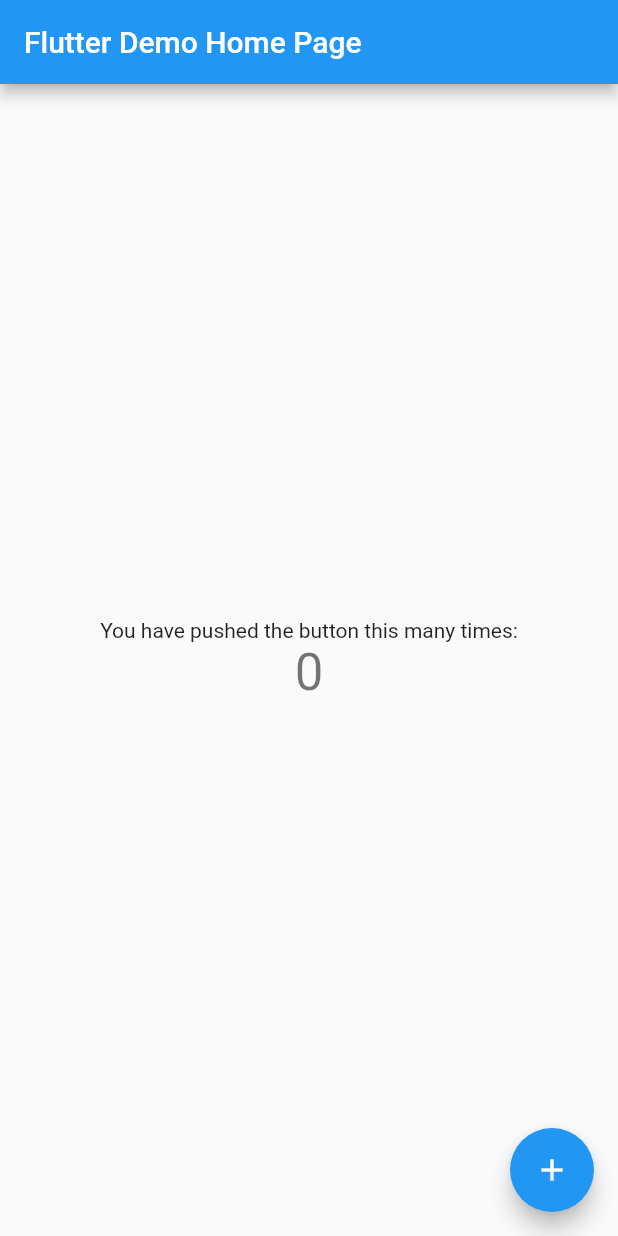
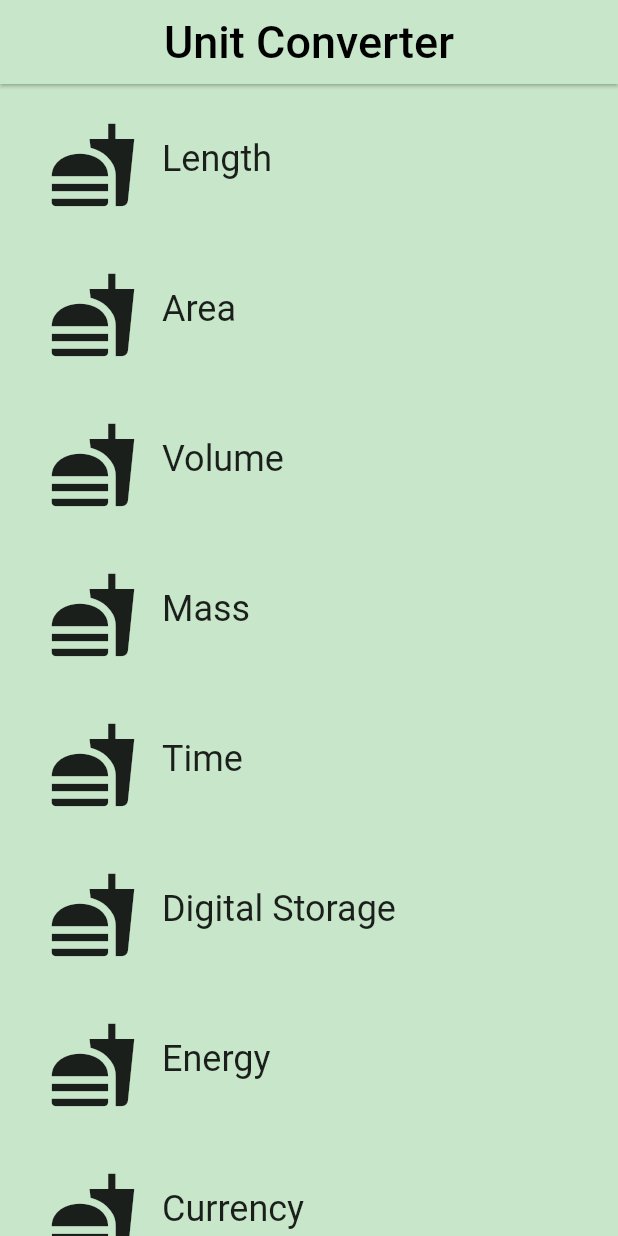
Before and after one commit to waka-ts/sample_udacity_01, a Flutter app: the screen it shows after launch, on a phone screen of 412 x 824 dp. Run offline on Flutter 3.47's test engine with Material 2 defaults, Android fonts, the phone set to English and light mode, and no system bars.

Commit message:
ルートうまくいかない

```diff
--- /dev/null
+++ b/lib/category.dart
@@ -0,0 +1,110 @@
+// To keep your imports tidy, follow the ordering guidelines at
+// https://www.dartlang.org/guides/language/effective-dart/style#ordering
+import 'package:flutter/material.dart';
+// @required is defined in the meta.dart package
+import 'package:meta/meta.dart';
+import 'converter_route.dart';
+import 'unit.dart';
+
+// We use an underscore to indicate that these variables are private.
+// See https://www.dartlang.org/guides/language/effective-dart/design#libraries
+final _rowHeight = 100.0;
+final _borderRadius = BorderRadius.circular(_rowHeight / 2);
+
+/// A custom [Category] widget.
+///
+/// The widget is composed on an [Icon] and [Text]. Tapping on the widget shows
+/// a colored [InkWell] animation.
+class Category extends StatelessWidget {
+  final String name;
+  final ColorSwatch color;
+  final IconData iconLocation;
+  final List<Unit> units;
+
+  /// Creates a [Category].
+  ///
+  /// A [Category] saves the name of the Category (e.g. 'Length'), its color for
+  /// the UI, and the icon that represents it (e.g. a ruler).
+  // While the @required checks for whether a named parameter is passed in,
+  // it doesn't check whether the object passed in is null. We check that
+  // in the assert statement.
+  const Category({
+    Key key,
+    @required this.name,
+    @required this.color,
+    @required this.iconLocation,
+    @required this.units,
+  })  : assert(name != null),
+        assert(color != null),
+        assert(iconLocation != null),
+        assert(units != null),
+        super(key: key);
+
+  /// Navigates to the [ConverterRoute].
+  void _navigateToConverter(BuildContext context) {
+    Navigator.of(context).push(
+      MaterialPageRoute(
+        builder: (BuildContext context) {
+          return ConverterRoute();
+        }
+      ),
+    );
+    }
+
+
+
+  /// Builds a custom widget that shows [Category] information.
+  ///
+  /// This information includes the icon, name, and color for the [Category].
+  @override
+  // This `context` parameter describes the location of this widget in the
+  // widget tree. It can be used for obtaining Theme data from the nearest
+  // Theme ancestor in the tree. Below, we obtain the display1 text theme.
+  // See https://docs.flutter.io/flutter/material/Theme-class.html
+  Widget build(BuildContext context) {
+    return Material(
+      color: Colors.transparent,
+      child: Container(
+        height: _rowHeight,
+        child: InkWell(
+          borderRadius: _borderRadius,
+          highlightColor: color,
+          splashColor: color,
+          // We can use either the () => function() or the () { function(); }
+          // syntax.
+          // TODO: Update this onTap property to call _navigateToConverter()
+          onTap: () {
+            _navigateToConverter(context);
+          },
+
+          child: Padding(
+            padding: EdgeInsets.all(8.0),
+            child: Row(
+              crossAxisAlignment: CrossAxisAlignment.stretch,
+              // There are two ways to denote a list: `[]` and `List()`.
+              // Prefer to use the literal syntax, i.e. `[]`, instead of `List()`.
+              // You can add the type argument if you'd like, i.e. <Widget>[].
+              // See https://www.dartlang.org/guides/language/effective-dart/usage#do-use-collection-literals-when-possible
+              children: [
+                Padding(
+                  padding: EdgeInsets.all(16.0),
+                  child: Icon(
+                    iconLocation,
+                    size: 60.0,
+                  ),
+                ),
+                Center(
+                  child: Text(
+                    name,
+                    textAlign: TextAlign.center,
+                    style: Theme.of(context).textTheme.headline,
+                  ),
+                ),
+              ],
+            ),
+          ),
+        ),
+      ),
+    );
+  }
+}
--- /dev/null
+++ b/lib/category_route.dart
@@ -0,0 +1,109 @@
+// Copyright 2018 The Chromium Authors. All rights reserved.
+// Use of this source code is governed by a BSD-style license that can be
+// found in the LICENSE file.
+
+import 'package:flutter/material.dart';
+import 'category.dart';
+import 'unit.dart';
+
+// TODO: Check if we need to import anything
+
+// TODO: Define any constants
+final _backgroundColor = Colors.green[100];
+/// Category Route (screen).
+///
+/// This is the 'home' screen of the Unit Converter. It shows a header and
+/// a list of [Categories].
+///
+/// While it is named CategoryRoute, a more apt name would be CategoryScreen,
+/// because it is responsible for the UI at the route's destination.
+class CategoryRoute extends StatelessWidget {
+  const CategoryRoute();
+  static const _categoryNames = <String>[
+    'Length',
+    'Area',
+    'Volume',
+    'Mass',
+    'Time',
+    'Digital Storage',
+    'Energy',
+    'Currency',
+  ];
+
+  static const _baseColors = <Color>[
+    Colors.teal,
+    Colors.orange,
+    Colors.pinkAccent,
+    Colors.blueAccent,
+    Colors.yellow,
+    Colors.greenAccent,
+    Colors.purpleAccent,
+    Colors.red,
+  ];
+
+
+  /// Makes the correct number of rows for the list view.
+  ///
+  /// For portrait, we construct a [ListView] from the list of category widgets.
+  Widget _buildCategoryWidgets(List<Widget> categories){
+    return ListView.builder(
+      itemBuilder: (BuildContext context, int index) => categories[index],
+      itemCount: categories.length,
+    );
+  }
+
+  /// Returns a list of mock [Unit]s.
+  List<Unit> _retrieveUnitList(String categoryName) {
+    return List.generate(10, (int i) {
+      i += 1;
+      return Unit(
+        name: '$categoryName Unit $i',
+        conversion: i.toDouble(),
+      );
+    });
+  }
+
+  @override
+  Widget build(BuildContext context) {
+    // TODO: Create a list of the eight Categories, using the names and colors
+    // from above. Use a placeholder icon, such as `Icons.cake` for each
+    // Category. We'll add custom icons later.
+    final categories = <Category>[];
+
+    for (var i = 0; i < _categoryNames.length; i++){
+      categories.add(Category(
+        name: _categoryNames[i],
+        color: _baseColors[i],
+        iconLocation: Icons.fastfood,
+        units: _retrieveUnitList(_categoryNames[i]),
+      ));
+    }
+
+
+    // TODO: Create a list view of the Categories
+    final listView = Container(
+      color: _backgroundColor,
+      padding: EdgeInsets.symmetric(horizontal: 8.0),
+      child: _buildCategoryWidgets(categories),
+    );
+
+    // TODO: Create an App Bar
+    final appBar = AppBar(
+      elevation: 1.0,
+      title: Text(
+        'Unit Converter',
+        style: TextStyle(
+          color: Colors.black,
+          fontSize: 30.0,
+        ),
+      ),
+      centerTitle: true,
+      backgroundColor: _backgroundColor,
+    );
+
+    return Scaffold(
+      appBar: appBar,
+      body: listView,
+    );
+  }
+}
--- /dev/null
+++ b/lib/converter_route.dart
@@ -0,0 +1,53 @@
+import 'package:flutter/material.dart';
+import 'package:meta/meta.dart';
+
+import 'unit.dart';
+
+/// Converter screen where users can input amounts to convert.
+///
+/// Currently, it just displays a list of mock units.
+///
+/// While it is named ConverterRoute, a more apt name would be ConverterScreen,
+/// because it is responsible for the UI at the route's destination.
+class ConverterRoute extends StatelessWidget {
+  /// Units for this [Category].
+  final Color color;
+  final List<Unit> units;
+
+  /// This [ConverterRoute] requires the color and units to not be null.
+  // TODO: Pass in the [Category]'s color
+  const ConverterRoute({
+    @required this.color,
+    @required this.units,
+  })  : assert(color != null),
+        assert(units != null);
+
+  @override
+  Widget build(BuildContext context) {
+    // Here is just a placeholder for a list of mock units
+    final unitWidgets = units.map((Unit unit) {
+      // TODO: Set the color for this Container
+      return Container(
+        color: color,
+        margin: EdgeInsets.all(8.0),
+        padding: EdgeInsets.all(16.0),
+        child: Column(
+          children: <Widget>[
+            Text(
+              unit.name,
+              style: Theme.of(context).textTheme.headline,
+            ),
+            Text(
+              'Conversion: ${unit.conversion}',
+              style: Theme.of(context).textTheme.subhead,
+            ),
+          ],
+        ),
+      );
+    }).toList();
+
+    return ListView(
+      children: unitWidgets,
+    );
+  }
+}
--- a/lib/main.dart
+++ b/lib/main.dart
@@ -1,111 +1,29 @@
+// Copyright 2018 The Chromium Authors. All rights reserved.
+// Use of this source code is governed by a BSD-style license that can be
+// found in the LICENSE file.
+
+// You can read about packages here: https://flutter.io/using-packages/
 import 'package:flutter/material.dart';
+import 'category_route.dart';
+// TODO: Import the CategoryRoute widget
 
-void main() => runApp(MyApp());
+/// The function that is called when main.dart is run.
+void main() {
+  runApp(UnitConverterApp());
+}
 
-class MyApp extends StatelessWidget {
-  // This widget is the root of your application.
+/// This widget is the root of our application.
+///
+/// The first screen we see is a list [Categories].
+class UnitConverterApp extends StatelessWidget {
   @override
   Widget build(BuildContext context) {
     return MaterialApp(
-      title: 'Flutter Demo',
-      theme: ThemeData(
-        // This is the theme of your application.
-        //
-        // Try running your application with "flutter run". You'll see the
-        // application has a blue toolbar. Then, without quitting the app, try
-        // changing the primarySwatch below to Colors.green and then invoke
-        // "hot reload" (press "r" in the console where you ran "flutter run",
-        // or simply save your changes to "hot reload" in a Flutter IDE).
-        // Notice that the counter didn't reset back to zero; the application
-        // is not restarted.
-        primarySwatch: Colors.blue,
-      ),
-      home: MyHomePage(title: 'Flutter Demo Home Page'),
+      debugShowCheckedModeBanner: false,
+      title: 'Unit Converter',
+      // TODO: Instead of pointing to exactly 1 Category widget,
+      // our home should now point to an instance of the CategoryRoute widget.
+      home: CategoryRoute(),
     );
   }
 }
-
-class MyHomePage extends StatefulWidget {
-  MyHomePage({Key key, this.title}) : super(key: key);
-
-  // This widget is the home page of your application. It is stateful, meaning
-  // that it has a State object (defined below) that contains fields that affect
-  // how it looks.
-
-  // This class is the configuration for the state. It holds the values (in this
-  // case the title) provided by the parent (in this case the App widget) and
-  // used by the build method of the State. Fields in a Widget subclass are
-  // always marked "final".
-
-  final String title;
-
-  @override
-  _MyHomePageState createState() => _MyHomePageState();
-}
-
-class _MyHomePageState extends State<MyHomePage> {
-  int _counter = 0;
-
-  void _incrementCounter() {
-    setState(() {
-      // This call to setState tells the Flutter framework that something has
-      // changed in this State, which causes it to rerun the build method below
-      // so that the display can reflect the updated values. If we changed
-      // _counter without calling setState(), then the build method would not be
-      // called again, and so nothing would appear to happen.
-      _counter++;
-    });
-  }
-
-  @override
-  Widget build(BuildContext context) {
-    // This method is rerun every time setState is called, for instance as done
-    // by the _incrementCounter method above.
-    //
-    // The Flutter framework has been optimized to make rerunning build methods
-    // fast, so that you can just rebuild anything that needs updating rather
-    // than having to individually change instances of widgets.
-    return Scaffold(
-      appBar: AppBar(
-        // Here we take the value from the MyHomePage object that was created by
-        // the App.build method, and use it to set our appbar title.
-        title: Text(widget.title),
-      ),
-      body: Center(
-        // Center is a layout widget. It takes a single child and positions it
-        // in the middle of the parent.
-        child: Column(
-          // Column is also a layout widget. It takes a list of children and
-          // arranges them vertically. By default, it sizes itself to fit its
-          // children horizontally, and tries to be as tall as its parent.
-          //
-          // Invoke "debug painting" (press "p" in the console, choose the
-          // "Toggle Debug Paint" action from the Flutter Inspector in Android
-          // Studio, or the "Toggle Debug Paint" command in Visual Studio Code)
-          // to see the wireframe for each widget.
-          //
-          // Column has various properties to control how it sizes itself and
-          // how it positions its children. Here we use mainAxisAlignment to
-          // center the children vertically; the main axis here is the vertical
-          // axis because Columns are vertical (the cross axis would be
-          // horizontal).
-          mainAxisAlignment: MainAxisAlignment.center,
-          children: <Widget>[
-            Text(
-              'You have pushed the button this many times:',
-            ),
-            Text(
-              '$_counter',
-              style: Theme.of(context).textTheme.display1,
-            ),
-          ],
-        ),
-      ),
-      floatingActionButton: FloatingActionButton(
-        onPressed: _incrementCounter,
-        tooltip: 'Increment',
-        child: Icon(Icons.add),
-      ), // This trailing comma makes auto-formatting nicer for build methods.
-    );
-  }
-}
--- /dev/null
+++ b/lib/unit.dart
@@ -0,0 +1,23 @@
+import 'package:meta/meta.dart';
+
+/// Information about a [Unit].
+class Unit {
+  final String name;
+  final double conversion;
+
+  /// A [Unit] stores its name and conversion factor.
+  ///
+  /// An example would be 'Meter' and '1.0'.
+  const Unit({
+    @required this.name,
+    @required this.conversion,
+  })  : assert(name != null),
+        assert(conversion != null);
+
+  /// Creates a [Unit] from a JSON object.
+  Unit.fromJson(Map jsonMap)
+      : assert(jsonMap['name'] != null),
+        assert(jsonMap['conversion'] != null),
+        name = jsonMap['name'],
+        conversion = jsonMap['conversion'].toDouble();
+}
```
